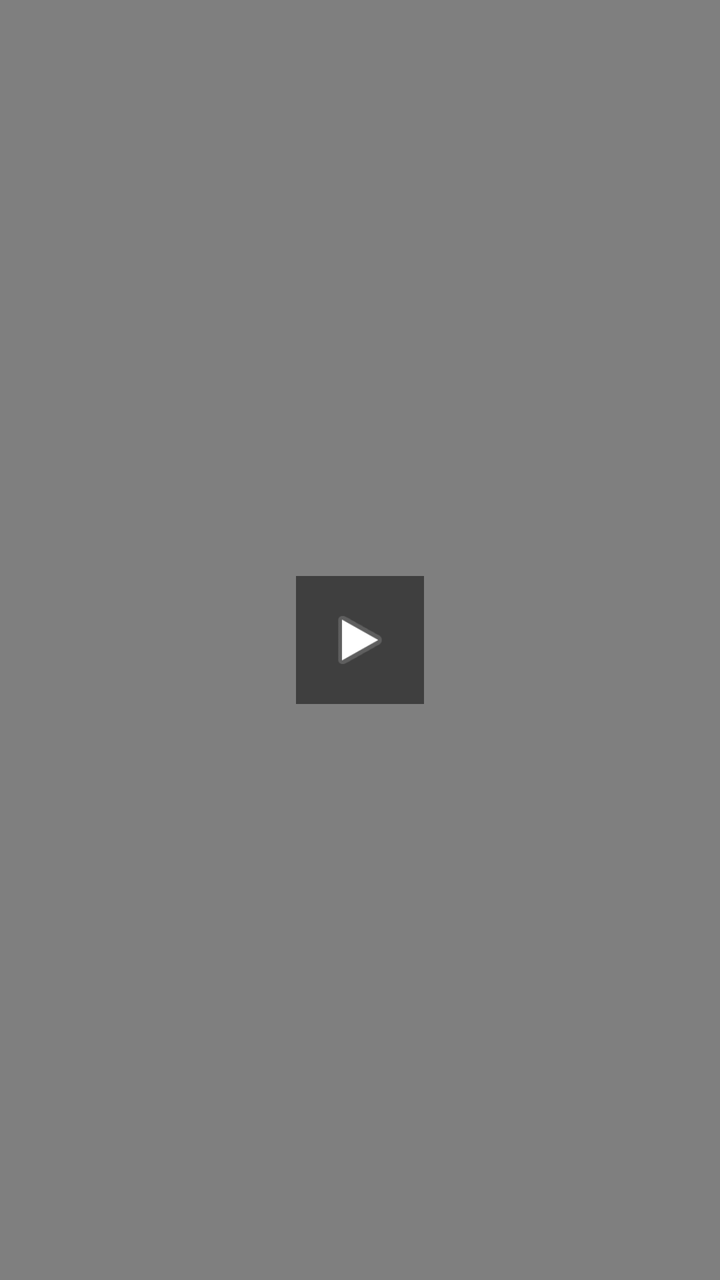
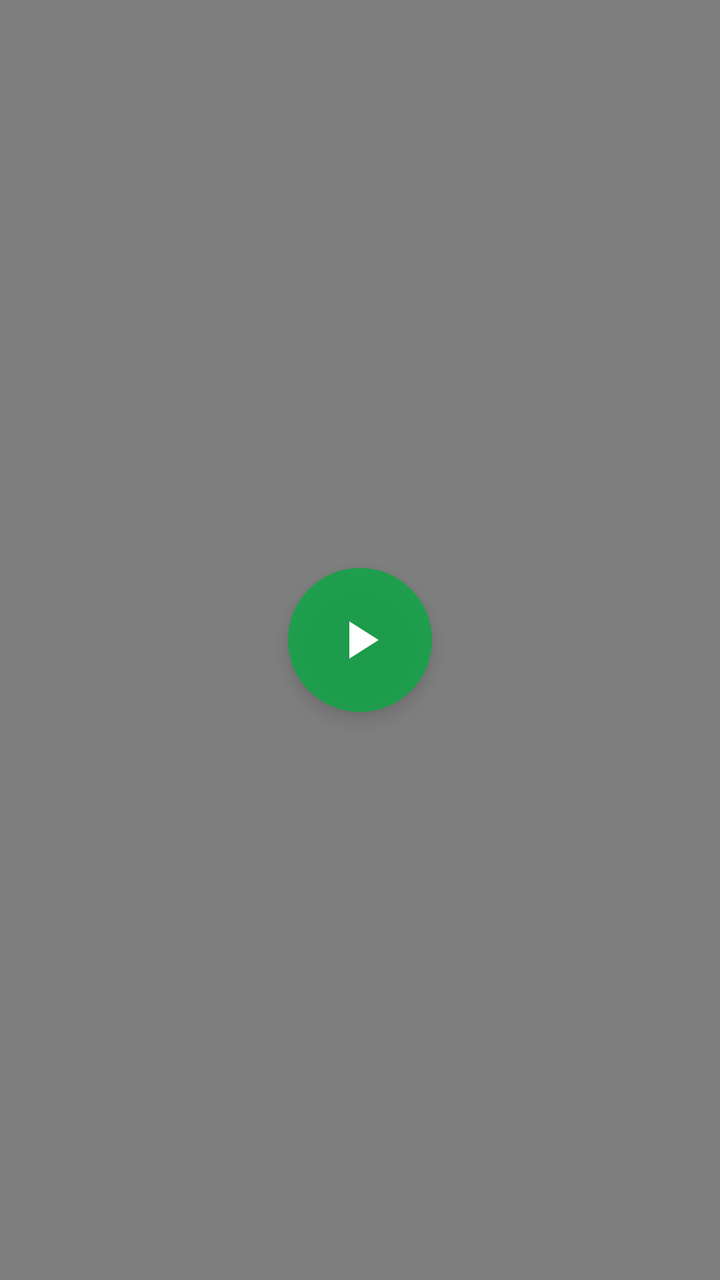

Before-and-after screenshots of an Android layout around one commit, followed by the original layout XML and the change that was made.
<!-- AndroidManifest.xml: another module's application theme Theme.MyApplication -->
<!-- res/layout/picker_page_video.xml -->
<?xml version="1.0" encoding="utf-8"?>
<FrameLayout xmlns:android="http://schemas.android.com/apk/res/android"
    android:layout_width="match_parent"
    android:layout_height="match_parent"
    android:background="#000000">

    <VideoView
        android:id="@+id/page_video"
        android:layout_width="match_parent"
        android:layout_height="match_parent"
        android:layout_gravity="center" />

    <ImageView
        android:id="@+id/page_video_thumb"
        android:layout_width="match_parent"
        android:layout_height="match_parent"
        android:scaleType="fitCenter" />

    <ProgressBar
        android:id="@+id/page_video_loading"
        android:layout_width="36dp"
        android:layout_height="36dp"
        android:layout_gravity="center"
        android:indeterminateTint="#FFFFFF"
        android:visibility="gone" />

    <ImageView
        android:id="@+id/page_play"
        android:layout_width="64dp"
        android:layout_height="64dp"
        android:layout_gravity="center"
        android:background="#80000000"
        android:padding="14dp"
        android:src="@android:drawable/ic_media_play" />
</FrameLayout>
<!-- resources referenced by this layout -->
<resources>
  <style name="Theme.MyApplication" parent="Base.Theme.MyApplication" />
  <style name="Base.Theme.MyApplication" parent="Theme.Material3.DayNight.NoActionBar">
          
          
      </style>
</resources>

<!-- the commit's change to res/layout/picker_page_video.xml (unified diff, before → after) -->
@@ -26,10 +26,11 @@
 
     <ImageView
         android:id="@+id/page_play"
-        android:layout_width="64dp"
-        android:layout_height="64dp"
+        android:layout_width="72dp"
+        android:layout_height="72dp"
         android:layout_gravity="center"
-        android:background="#80000000"
-        android:padding="14dp"
-        android:src="@android:drawable/ic_media_play" />
+        android:background="@drawable/picker_bg_preview_play_button"
+        android:elevation="6dp"
+        android:padding="20dp"
+        android:src="@drawable/picker_ic_play" />
 </FrameLayout>
<!-- resource entries referenced after the edit -->
@@ -1,5 +1,35 @@
 <!-- resources referenced by this layout -->
 <resources>
+  <!-- drawable picker_bg_preview_play_button (drawable) -->
+  <?xml version="1.0" encoding="utf-8"?>
+  <selector xmlns:android="http://schemas.android.com/apk/res/android">
+      <item android:state_pressed="true">
+          <shape android:shape="oval">
+              <solid android:color="#15803D" />
+          </shape>
+      </item>
+      <item android:state_enabled="false">
+          <shape android:shape="oval">
+              <solid android:color="#667B8794" />
+          </shape>
+      </item>
+      <item>
+          <shape android:shape="oval">
+              <solid android:color="#E516A34A" />
+          </shape>
+      </item>
+  </selector>
+  <!-- drawable picker_ic_play (drawable) -->
+  <?xml version="1.0" encoding="utf-8"?>
+  <vector xmlns:android="http://schemas.android.com/apk/res/android"
+      android:width="32dp"
+      android:height="32dp"
+      android:viewportWidth="24"
+      android:viewportHeight="24">
+      <path
+          android:fillColor="#FFFFFF"
+          android:pathData="M8,5v14l11,-7z" />
+  </vector>
   <style name="Theme.MyApplication" parent="Base.Theme.MyApplication" />
   <style name="Base.Theme.MyApplication" parent="Theme.Material3.DayNight.NoActionBar">
           
